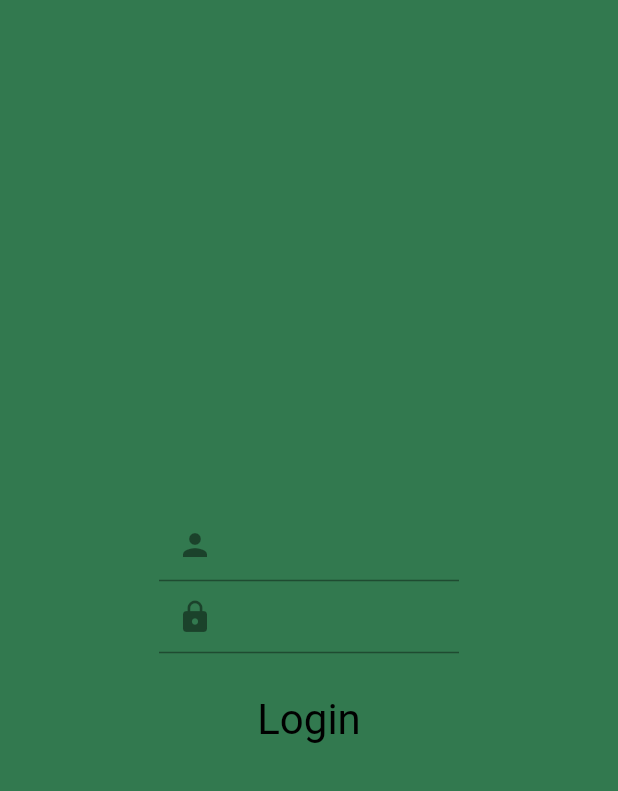
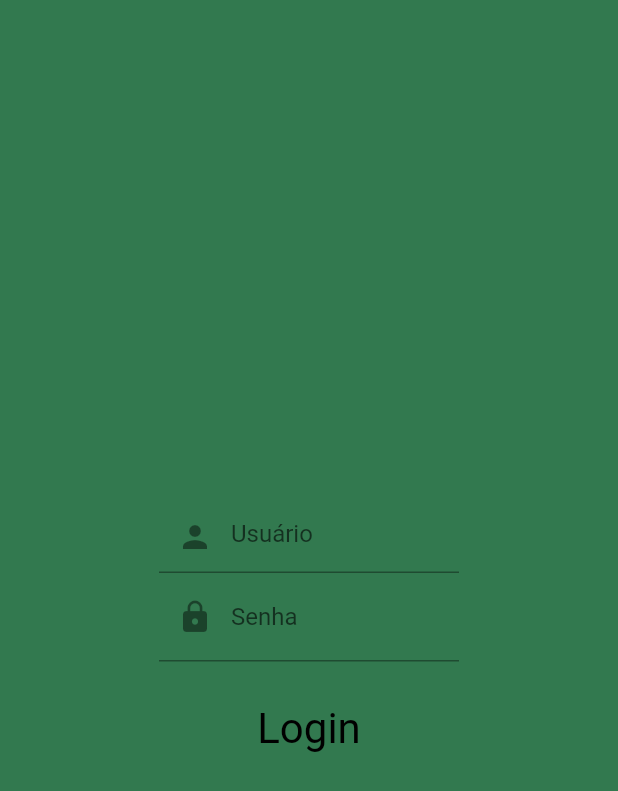
Before and after one commit to HenriqueMichelini/Facilita, a Flutter app: the screen it shows after launch, after a tap on "Login", on a phone screen of 412 x 824 dp. Shown: the top 791 px of the screen. Run offline on Flutter 3.47's test engine with Material 2 defaults, Android fonts, the phone set to English and light mode, and no system bars.

Commit message:
ADD assets dir

```diff
--- a/facilita_project/lib/main.dart
+++ b/facilita_project/lib/main.dart
@@ -2,8 +2,6 @@
 
 void login() {
   // Add your login logic here
-  print('Username: ${usernameController.text}');
-  print('Password: ${passwordController.text}');
 }
 
 final TextEditingController usernameController = TextEditingController();
@@ -27,6 +25,7 @@
                   child: TextField(
                     controller: usernameController,
                     decoration: const InputDecoration(
+                      hintText: 'Usuário',
                       prefixIcon: Icon(Icons.person),
                     ),
                   ),
@@ -36,8 +35,10 @@
                   child: TextField(
                     controller: passwordController,
                     decoration: const InputDecoration(
+                      labelText: 'Senha',
                       prefixIcon: Icon(Icons.lock),
                     ),
+
                     obscureText: true, // Hide the password text
                   ),
                 ),
--- a/facilita_project/pubspec.yaml
+++ b/facilita_project/pubspec.yaml
@@ -31,7 +31,6 @@ dependencies:
   flutter:
     sdk: flutter
 
-
   # The following adds the Cupertino Icons font to your application.
   # Use with the CupertinoIcons class for iOS style icons.
   cupertino_icons: ^1.0.2
@@ -59,8 +58,8 @@ flutter:
   uses-material-design: true
 
   # To add assets to your application, add an assets section, like this:
-  # assets:
-  #   - images/a_dot_burr.jpeg
+  assets:
+    - assets/
   #   - images/a_dot_ham.jpeg
 
   # An image asset can refer to one or more resolution-specific "variants", see
```
